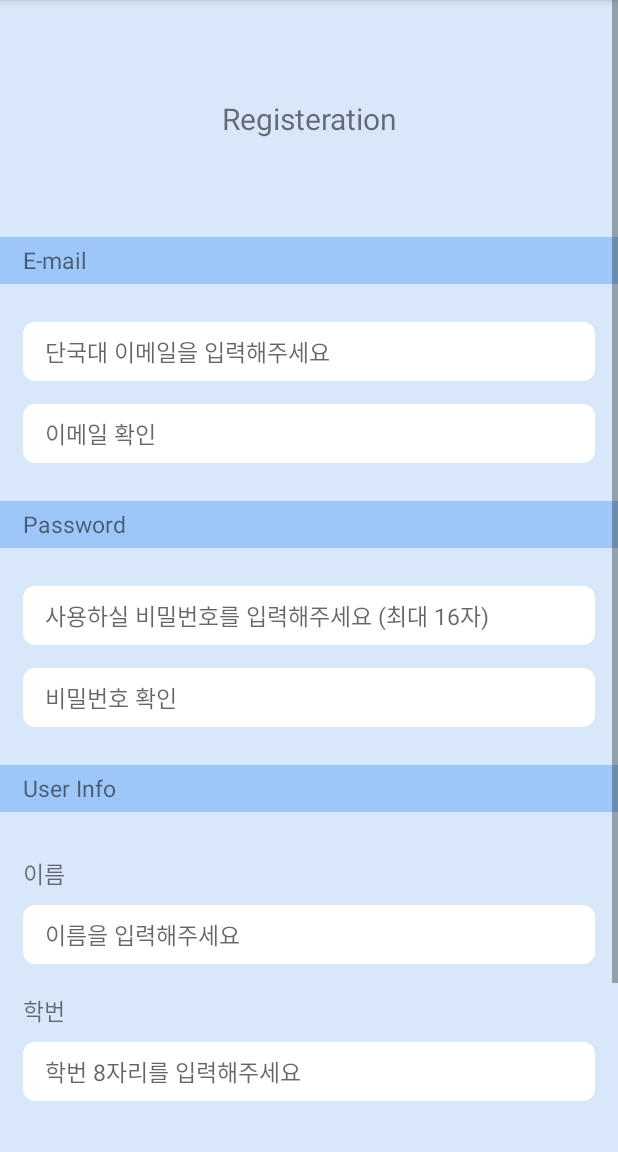
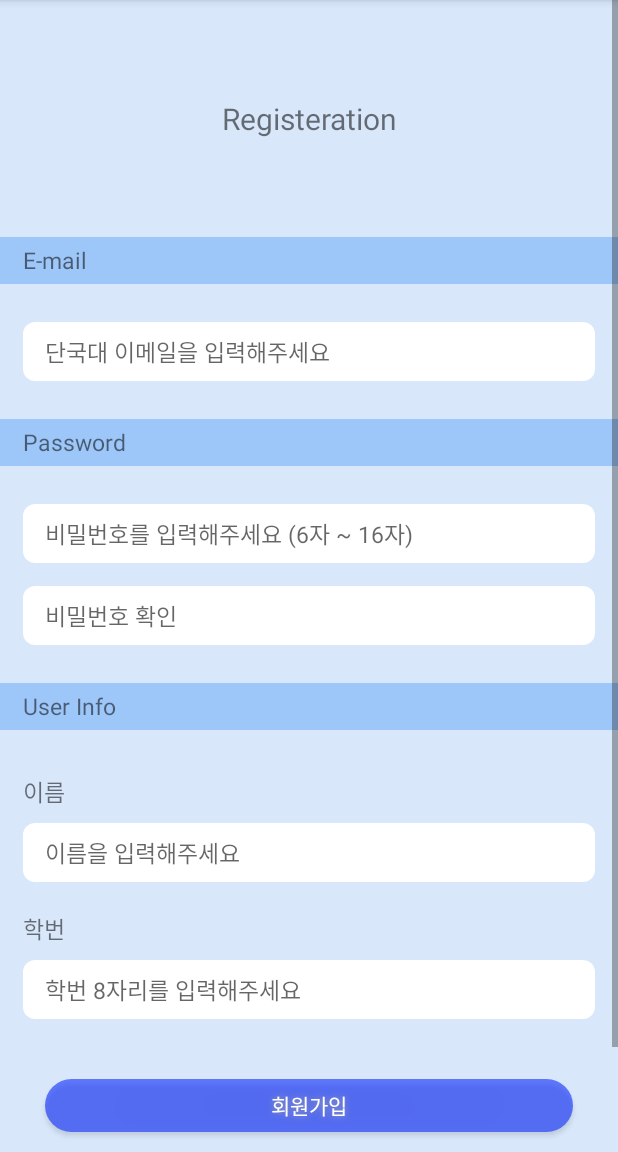
Before and after one commit to YellowC-137/DanManri, an Android app: the RegActivity screen opened directly, with no data from a screen before it, on a phone screen of 412 x 824 dp, the part 84-1236 px from its top. Run offline under Robolectric (Android 15) with nearby library versions, the phone set to English and light mode, and no system bars; our stand-ins replace Firebase (no records; nobody signed in at launch, a user with empty details on screens opened directly).

Commit message:
회원가입 수정

```diff
--- a/DKU_L&F/DKU_LF/app/src/main/java/com/example/dku_lf/database/FirebaseID.java
+++ b/DKU_L&F/DKU_LF/app/src/main/java/com/example/dku_lf/database/FirebaseID.java
@@ -18,4 +18,7 @@ public class FirebaseID {
     public static String UserID = "UserID";
     public static String words = "words";
 
+    public static String StudentName = "StudentName";
+    public static String StudentNum = "StudentNum";
+
 }
--- a/DKU_L&F/DKU_LF/app/src/main/res/layout/activity_reg.xml
+++ b/DKU_L&F/DKU_LF/app/src/main/res/layout/activity_reg.xml
@@ -7,7 +7,7 @@
 
     <ScrollView
 
-        android:id="@+id/ScrollView1"
+        android:id="@+id/ScrollView"
         android:layout_width="match_parent"
         android:layout_height="match_parent">
 
@@ -17,7 +17,7 @@
             android:orientation="vertical">
 
             <TextView
-                android:id="@+id/textView"
+                android:id="@+id/RegText"
                 android:layout_width="match_parent"
                 android:layout_height="158dp"
                 android:gravity="center"
@@ -25,7 +25,7 @@
                 android:textSize="20sp" />
 
             <TextView
-                android:id="@+id/textView3"
+                android:id="@+id/mailText"
                 android:layout_width="match_parent"
                 android:layout_height="31dp"
                 android:background="#46036FF4"
@@ -44,25 +44,12 @@
                 android:hint="단국대 이메일을 입력해주세요"
                 android:maxLength="30"
                 android:layout_marginTop="25dp"
-                android:layout_marginBottom="15dp"
+                android:layout_marginBottom="25dp"
                 android:layout_marginLeft="15dp"
                 android:layout_marginRight="15dp"/>
 
-            <EditText
-                android:id="@+id/EmailConfirm"
-                android:layout_width="match_parent"
-                android:layout_height="39dp"
-                android:layout_marginLeft="15dp"
-                android:layout_marginRight="15dp"
-                android:layout_marginBottom="25dp"
-                android:background="@drawable/rounded_edittext"
-                android:hint="이메일 확인"
-                android:maxLength="30"
-                android:inputType="textEmailAddress"
-                android:textSize="15sp" />
-
             <TextView
-                android:id="@+id/textView4"
+                android:id="@+id/PassText"
                 android:layout_width="match_parent"
                 android:layout_height="31dp"
                 android:background="#46036FF4"
@@ -80,7 +67,8 @@
                 android:layout_marginRight="15dp"
                 android:layout_marginBottom="15dp"
                 android:background="@drawable/rounded_edittext"
-                android:hint="사용하실 비밀번호를 입력해주세요 (최대 16자)"
+                android:hint="비밀번호를 입력해주세요 (6자 ~ 16자)"
+                android:inputType="textPassword"
                 android:maxLength="16"
                 android:textSize="15sp" />
 
@@ -94,11 +82,11 @@
                 android:maxLength="16"
                 android:background="@drawable/rounded_edittext"
                 android:hint="비밀번호 확인"
-                android:inputType="textEmailAddress"
+                android:inputType="textPassword"
                 android:textSize="15sp" />
 
             <TextView
-                android:id="@+id/textView5"
+                android:id="@+id/UserText"
                 android:layout_width="match_parent"
                 android:layout_height="31dp"
                 android:background="#46036FF4"
@@ -109,7 +97,7 @@
                 android:layout_marginBottom="25dp"/>
 
             <TextView
-                android:id="@+id/textVieww7"
+                android:id="@+id/NameText"
                 android:layout_width="match_parent"
                 android:layout_height="31dp"
                 android:layout_marginBottom="5dp"
@@ -131,7 +119,7 @@
                 android:textSize="15sp" />
 
             <TextView
-                android:id="@+id/textView7"
+                android:id="@+id/NumText"
                 android:layout_width="match_parent"
                 android:layout_height="31dp"
                 android:layout_marginBottom="5dp"
```
Also changed, not shown: DKU_L&F/DKU_LF/app/src/main/java/com/example/dku_lf/RegActivity.java (+61 -18 lines), DKU_L&F/DKU_LF/app/src/main/java/com/example/dku_lf/ui/setting/SettingFragment.java (+41 -0 lines).
